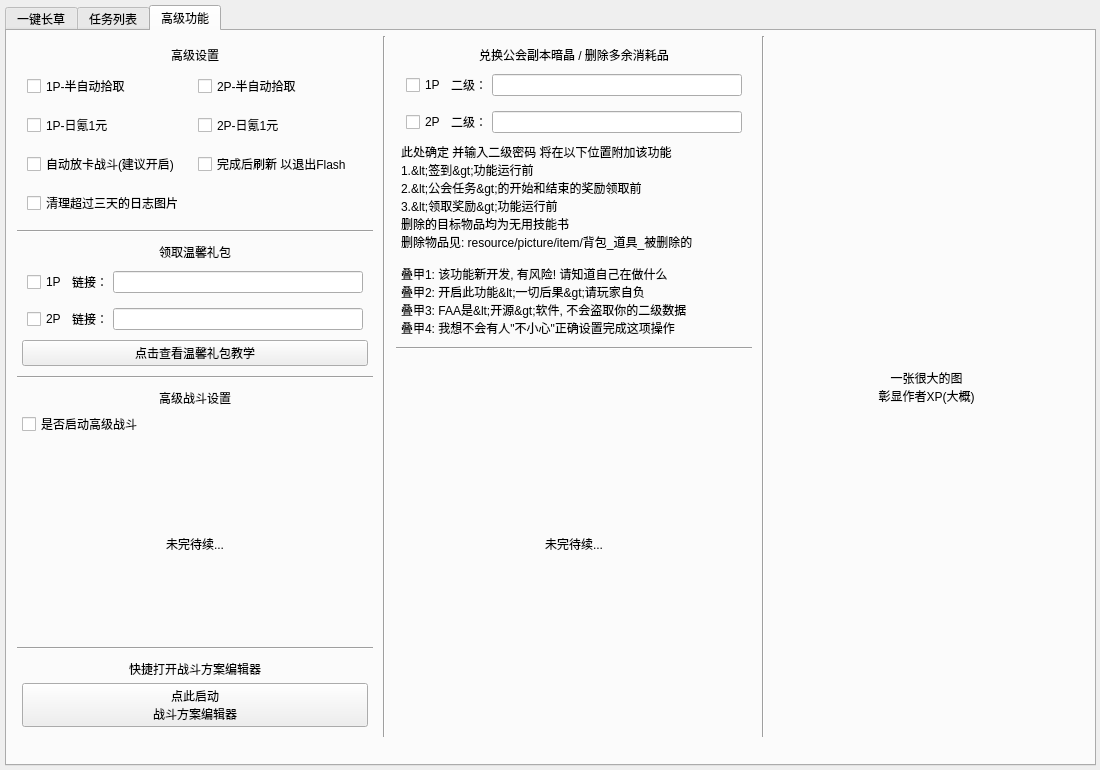
Qt form resource/ui/FAA_3.0.ui (StareAbyss/FoodsVsMiceAutoAssistant) before a commit.
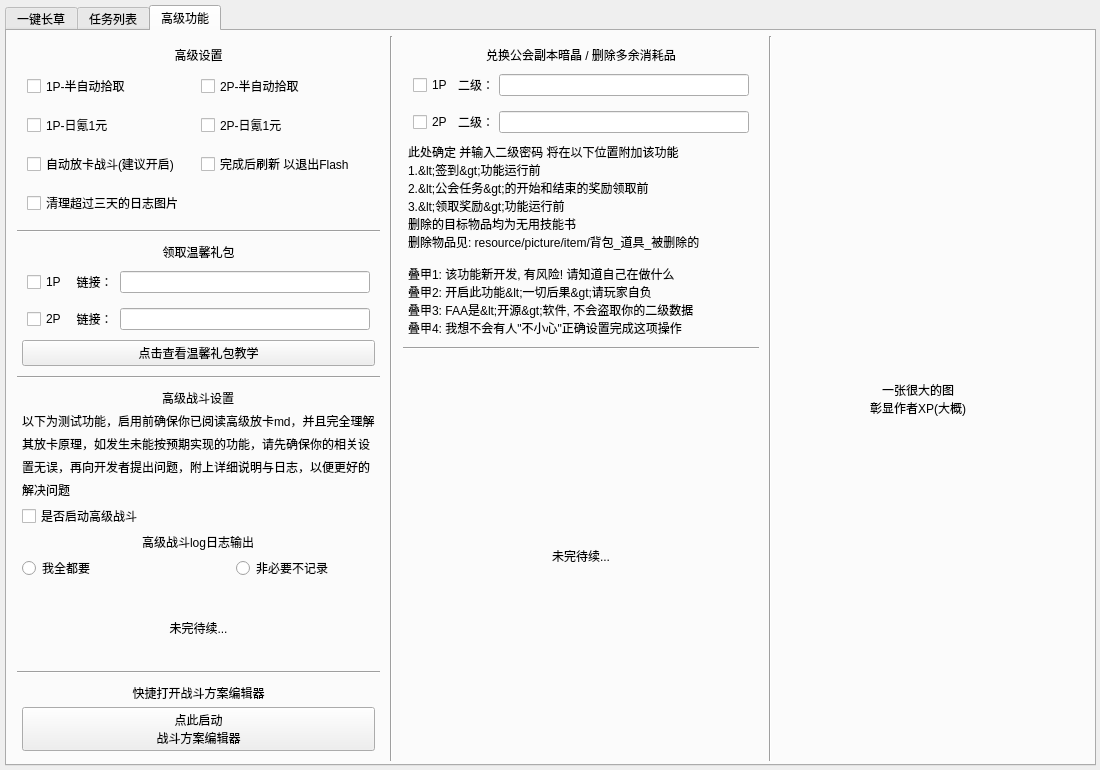
The same form after that commit. Custom widgets are drawn as their Qt base class.

Commit message: 1.5.0 beta3 实现了高级战斗日志打印的前端

Diff of the .ui file:
```diff
--- a/resource/ui/FAA_3.0.ui
+++ b/resource/ui/FAA_3.0.ui
@@ -7689,8 +7689,8 @@
           <rect>
            <x>0</x>
            <y>0</y>
-           <width>1081</width>
-           <height>711</height>
+           <width>1057</width>
+           <height>735</height>
           </rect>
          </property>
          <layout class="QHBoxLayout" name="Lay_Tab3" stretch="10,1,10,1,10">
@@ -8266,7 +8266,7 @@
              </widget>
             </item>
             <item>
-             <layout class="QVBoxLayout" name="Lay_senior_battle" stretch="0,0">
+             <layout class="QVBoxLayout" name="Lay_senior_battle" stretch="3,2,1,1,1,1,1,3">
               <property name="leftMargin">
                <number>5</number>
               </property>
@@ -8286,6 +8286,34 @@
                 </property>
                </widget>
               </item>
+              <item>
+               <widget class="QLabel" name="label_2">
+                <property name="text">
+                 <string>以下为测试功能，启用前确保你已阅读高级放卡md，并且完全理解</string>
+                </property>
+               </widget>
+              </item>
+              <item>
+               <widget class="QLabel" name="label_3">
+                <property name="text">
+                 <string>其放卡原理，如发生未能按预期实现的功能，请先确保你的相关设</string>
+                </property>
+               </widget>
+              </item>
+              <item>
+               <widget class="QLabel" name="label_4">
+                <property name="text">
+                 <string>置无误，再向开发者提出问题，附上详细说明与日志，以便更好的</string>
+                </property>
+               </widget>
+              </item>
+              <item>
+               <widget class="QLabel" name="label_5">
+                <property name="text">
+                 <string>解决问题</string>
+                </property>
+               </widget>
+              </item>
               <item>
                <widget class="QCheckBox" name="Battle_senior_checkedbox">
                 <property name="sizePolicy">
@@ -8314,6 +8342,43 @@
                 </property>
                </widget>
               </item>
+              <item alignment="Qt::AlignHCenter">
+               <widget class="QLabel" name="label_6">
+                <property name="text">
+                 <string>高级战斗log日志输出</string>
+                </property>
+               </widget>
+              </item>
+              <item>
+               <layout class="QHBoxLayout" name="Lay_senior_battle_2" stretch="3,2">
+                <property name="leftMargin">
+                 <number>0</number>
+                </property>
+                <property name="topMargin">
+                 <number>0</number>
+                </property>
+                <property name="rightMargin">
+                 <number>0</number>
+                </property>
+                <property name="bottomMargin">
+                 <number>0</number>
+                </property>
+                <item>
+                 <widget class="QRadioButton" name="all_senior_log">
+                  <property name="text">
+                   <string>我全都要</string>
+                  </property>
+                 </widget>
+                </item>
+                <item>
+                 <widget class="QRadioButton" name="indeed_need">
+                  <property name="text">
+                   <string>非必要不记录</string>
+                  </property>
+                 </widget>
+                </item>
+               </layout>
+              </item>
              </layout>
             </item>
             <item>
```
The commit also changes 3 other files.
